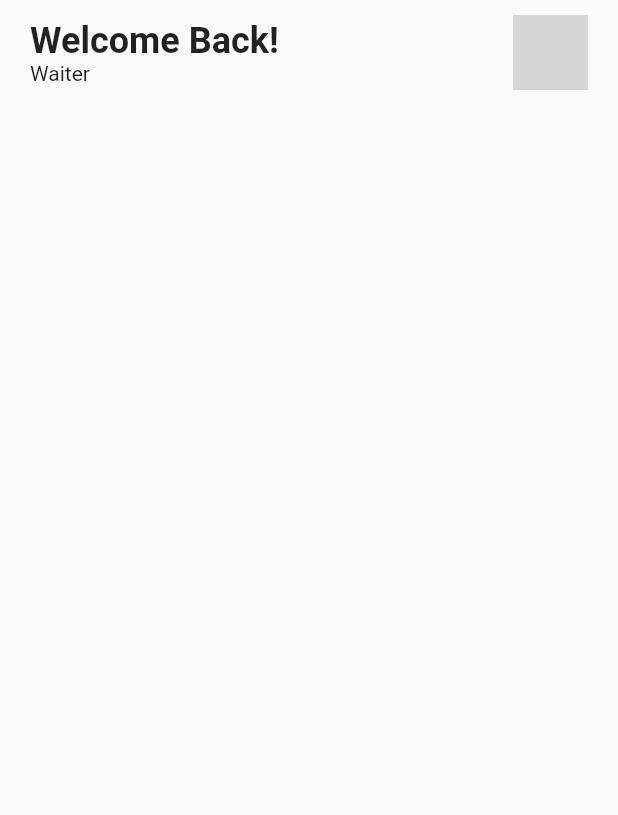
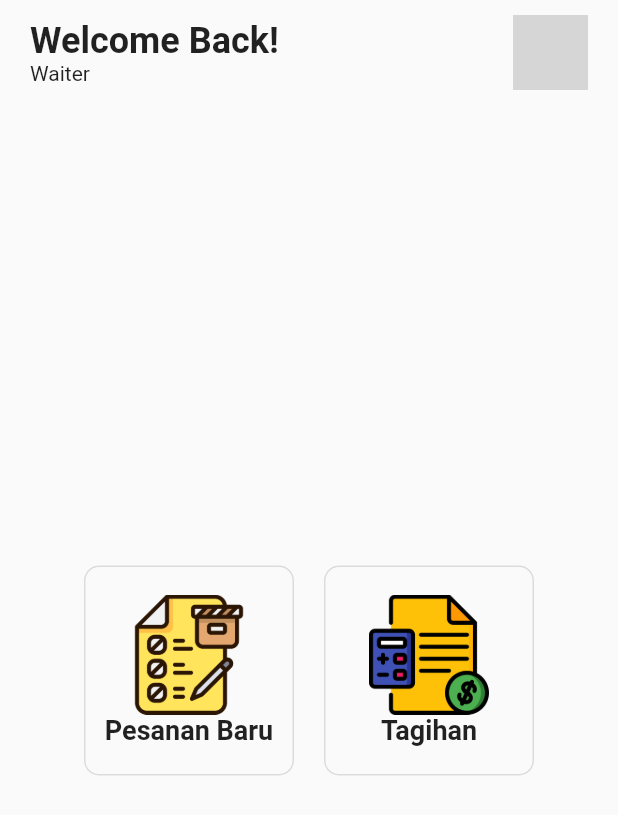
Before and after one commit to bagusyanuar/flutter_coffee_app, a Flutter app: the Dashboard screen opened by its route, on a phone screen of 412 x 824 dp. Shown: the top 815 px of the screen. Run offline on Flutter 3.47's test engine with Material 2 defaults, Android fonts, the phone set to English and light mode, and no system bars; our stand-ins replace dio, fluttertoast, shared_preferences; accounts and stored records are empty; network calls fail; grey boxes are pictures that could not be loaded.

Commit message:
add homepage

```diff
--- /dev/null
+++ b/lib/component/button-menu.dart
@@ -0,0 +1,56 @@
+import 'package:flutter/material.dart';
+
+class ButtonMenu extends StatelessWidget {
+  final String url;
+  final String name;
+  final String redirect;
+  const ButtonMenu(
+      {Key? key,
+      this.url = "",
+      this.name = "menu",
+      this.redirect = "/dashboard"})
+      : super(key: key);
+
+  @override
+  Widget build(BuildContext context) {
+    return GestureDetector(
+      onTap: () {
+        Navigator.pushNamed(context, redirect);
+      },
+      child: Container(
+        height: 140,
+        width: 140,
+        decoration: BoxDecoration(
+          borderRadius: BorderRadius.circular(10),
+          border: Border.all(
+            width: 1,
+            color: Colors.black12,
+          ),
+        ),
+        child: Column(
+          mainAxisAlignment: MainAxisAlignment.center,
+          crossAxisAlignment: CrossAxisAlignment.center,
+          children: [
+            Container(
+              height: 80,
+              width: 80,
+              decoration: BoxDecoration(
+                image: DecorationImage(
+                  image: AssetImage(url),
+                  fit: BoxFit.cover,
+                ),
+              ),
+            ),
+            Text(
+              name,
+              style: TextStyle(
+                fontSize: 18,
+                fontWeight: FontWeight.bold,
+              ),
+            )
+          ],
+        ),
+      ),
+    );
+  }
+}
--- a/lib/main.dart
+++ b/lib/main.dart
@@ -1,6 +1,7 @@
 import 'package:flutter/material.dart';
 import 'package:flutter_coffee_app/view/dashboard.dart';
 import 'package:flutter_coffee_app/view/login.dart';
+import 'package:flutter_coffee_app/view/order.dart';
 import 'package:flutter_coffee_app/view/splash.dart';
 
 void main() {
@@ -20,7 +21,8 @@ class MyApp extends StatelessWidget {
       routes: {
         '/': (context) => SplashScreen(),
         '/login': (context) => LoginView(),
-        '/dashboard': (context) => Dashboard()
+        '/dashboard': (context) => Dashboard(),
+        '/order': (context) => OrderView()
       },
     );
   }
--- a/lib/view/dashboard.dart
+++ b/lib/view/dashboard.dart
@@ -1,4 +1,5 @@
 import 'package:flutter/material.dart';
+import 'package:flutter_coffee_app/component/button-menu.dart';
 import 'package:flutter_coffee_app/component/top-navbar.dart';
 
 class Dashboard extends StatefulWidget {
@@ -16,7 +17,29 @@ class _DashboardState extends State<Dashboard> {
             height: 70,
             backgroundColor: Colors.white,
             color: Colors.black,
-          )
+          ),
+          Expanded(
+            child: Center(
+                child: Row(
+              mainAxisAlignment: MainAxisAlignment.center,
+              crossAxisAlignment: CrossAxisAlignment.center,
+              children: [
+                ButtonMenu(
+                  url: "assets/order.png",
+                  name: "Pesanan Baru",
+                  redirect: "/order",
+                ),
+                SizedBox(
+                  width: 20,
+                ),
+                ButtonMenu(
+                  url: "assets/invoice.png",
+                  name: "Tagihan",
+                  redirect: "/invoice",
+                ),
+              ],
+            )),
+          ),
         ],
       ),
     );
--- /dev/null
+++ b/lib/view/order.dart
@@ -0,0 +1,29 @@
+import 'package:flutter/material.dart';
+import 'package:flutter_coffee_app/component/top-navbar.dart';
+
+class OrderView extends StatefulWidget {
+  const OrderView({Key? key}) : super(key: key);
+
+  @override
+  _OrderViewState createState() => _OrderViewState();
+}
+
+class _OrderViewState extends State<OrderView> {
+  @override
+  Widget build(BuildContext context) {
+    return Scaffold(
+      body: Column(
+        children: [
+          TopNavbar(
+            height: 70,
+            backgroundColor: Colors.white,
+            color: Colors.black,
+          ),
+          Expanded(
+            child: Container(),
+          ),
+        ],
+      ),
+    );
+  }
+}
--- a/pubspec.yaml
+++ b/pubspec.yaml
@@ -50,6 +50,8 @@ flutter:
   # To add assets to your application, add an assets section, like this:
   assets:
     - assets/logo.png
+    - assets/order.png
+    - assets/invoice.png
   #   - images/a_dot_ham.jpeg
 
   # An image asset can refer to one or more resolution-specific "variants", see
```
Also changed, not shown: assets/invoice.png (added), assets/order.png (added).
